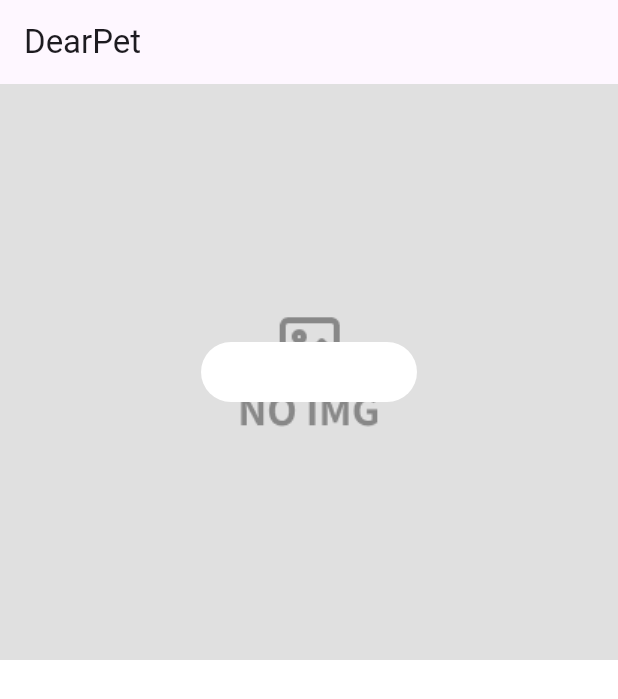
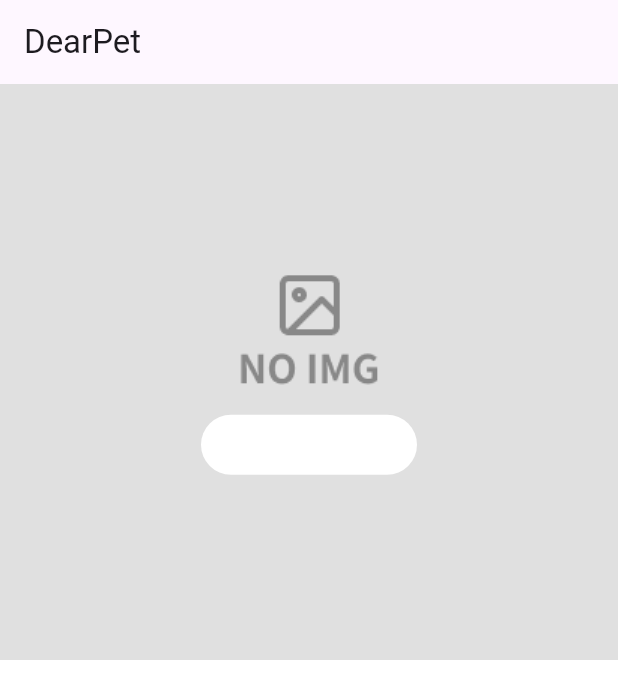
Before and after one commit to 1joGoodNight/flutter_dear_pet, a Flutter app: the screen it shows after launch, on a phone screen of 412 x 824 dp. Shown: the top 699 px of the screen. Run offline on Flutter 3.47's test engine with Material 3 defaults, Android fonts, the phone set to English and light mode, and no system bars.

Commit message:
Fix Container

```diff
--- a/lib/addpage/widget/goods_image.dart
+++ b/lib/addpage/widget/goods_image.dart
@@ -9,8 +9,8 @@ class GoodsImage extends StatelessWidget {
       color: Colors.grey[300]!,
       child: GestureDetector(
         onTap: () {},
-        child: Stack(
-          alignment: Alignment.center,
+        child: Column(
+          mainAxisAlignment: MainAxisAlignment.center,
           children: [
             Image.asset('assets/images/img_noimg.png'),
             SizedBox(height: 16,),
```
